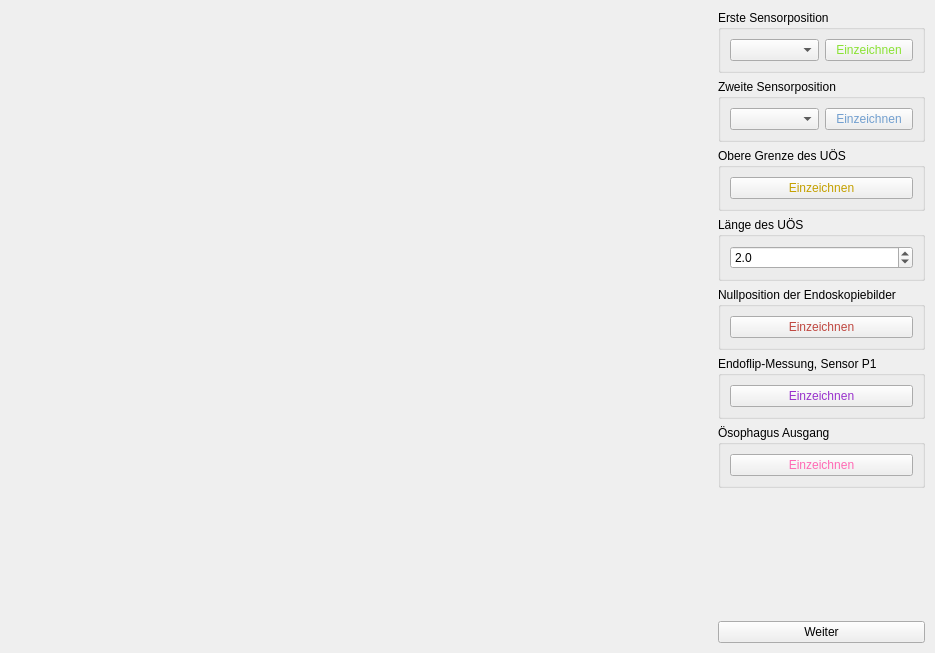
This is 3drekonstruktionspeiseroehre/ui-files/position_selection_window_design.ui in ds-lab/EsophagusVisualization as Qt 5 draws it before an edit. The edited form follows.
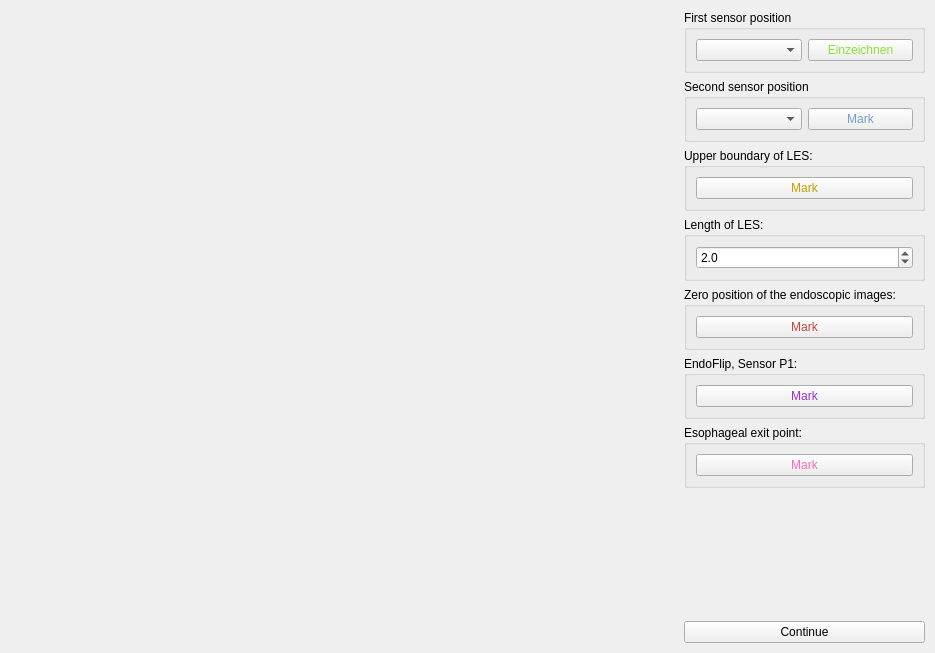
This is the edited form.

Commit message: Übersetzung der Windows auf Englisch

Diff of the .ui file:
```diff
--- a/3drekonstruktionspeiseroehre/ui-files/position_selection_window_design.ui
+++ b/3drekonstruktionspeiseroehre/ui-files/position_selection_window_design.ui
@@ -55,7 +55,7 @@
       <item row="3" column="1">
        <widget class="QGroupBox" name="groupBox_4">
         <property name="title">
-         <string>Länge des UÖS</string>
+         <string>Length of LES:</string>
         </property>
         <layout class="QVBoxLayout" name="verticalLayout_6">
          <item>
@@ -87,7 +87,7 @@
       <item row="6" column="1">
        <widget class="QGroupBox" name="groupBox_5">
         <property name="title">
-         <string>Ösophagus Ausgang</string>
+         <string>Esophageal exit point:</string>
         </property>
         <layout class="QVBoxLayout" name="verticalLayout_8">
          <item>
@@ -98,7 +98,7 @@
               <string notr="true">color: rgb(255,105,180);</string>
              </property>
              <property name="text">
-              <string>Einzeichnen</string>
+              <string>Mark</string>
              </property>
             </widget>
            </item>
@@ -129,7 +129,7 @@
          </sizepolicy>
         </property>
         <property name="title">
-         <string>Nullposition der Endoskopiebilder</string>
+         <string>Zero position of the endoscopic images:</string>
         </property>
         <layout class="QGridLayout" name="gridLayout_6">
          <item row="0" column="0">
@@ -140,7 +140,7 @@
               <string notr="true">color: rgb(191, 71, 64);</string>
              </property>
              <property name="text">
-              <string>Einzeichnen</string>
+              <string>Mark</string>
              </property>
              <property name="autoDefault">
               <bool>false</bool>
@@ -167,7 +167,7 @@
          <string notr="true"/>
         </property>
         <property name="title">
-         <string>Erste Sensorposition</string>
+         <string>First sensor position</string>
         </property>
         <layout class="QGridLayout" name="gridLayout_4">
          <item row="0" column="0">
@@ -202,7 +202,7 @@
          </sizepolicy>
         </property>
         <property name="title">
-         <string>Zweite Sensorposition</string>
+         <string>Second sensor position</string>
         </property>
         <layout class="QGridLayout" name="gridLayout_5">
          <item row="0" column="1">
@@ -211,7 +211,7 @@
             <string notr="true">color: rgb(114, 159, 207);</string>
            </property>
            <property name="text">
-            <string>Einzeichnen</string>
+            <string>Mark</string>
            </property>
            <property name="autoDefault">
             <bool>false</bool>
@@ -231,7 +231,7 @@
       <item row="2" column="1">
        <widget class="QGroupBox" name="groupBox_3">
         <property name="title">
-         <string>Obere Grenze des UÖS</string>
+         <string>Upper boundary of LES:</string>
         </property>
         <layout class="QVBoxLayout" name="verticalLayout_4">
          <item>
@@ -276,7 +276,7 @@
               </palette>
              </property>
              <property name="text">
-              <string>Einzeichnen</string>
+              <string>Mark</string>
              </property>
             </widget>
            </item>
@@ -294,7 +294,7 @@
          </sizepolicy>
         </property>
         <property name="text">
-         <string>Weiter</string>
+         <string>Continue</string>
         </property>
         <property name="autoDefault">
          <bool>false</bool>
@@ -304,7 +304,7 @@
       <item row="5" column="1">
        <widget class="QGroupBox" name="endoflip_groupbox">
         <property name="title">
-         <string>Endoflip-Messung, Sensor P1</string>
+         <string>EndoFlip, Sensor P1:</string>
         </property>
         <layout class="QVBoxLayout" name="verticalLayout_10">
          <item>
@@ -315,7 +315,7 @@
               <string notr="true">color: rgb(153,50,204);</string>
              </property>
              <property name="text">
-              <string>Einzeichnen</string>
+              <string>Mark</string>
              </property>
             </widget>
            </item>
```
Left out of the diff: 4 changed lines with no effect on the pictures. The commit also changes 2 other files.
